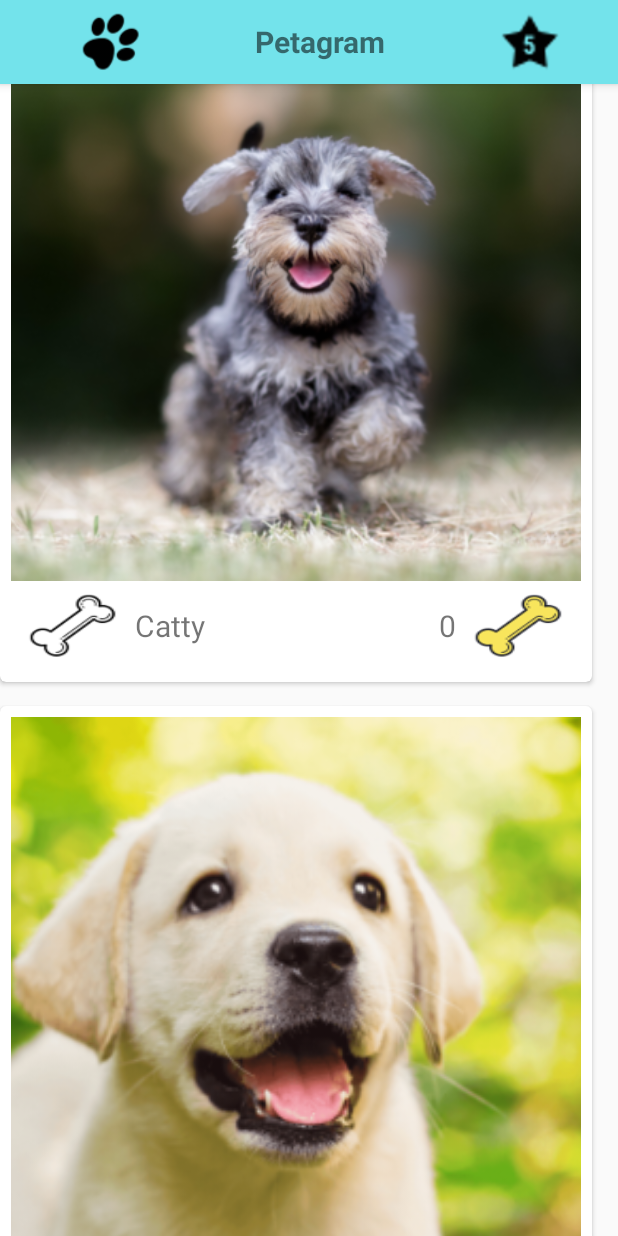
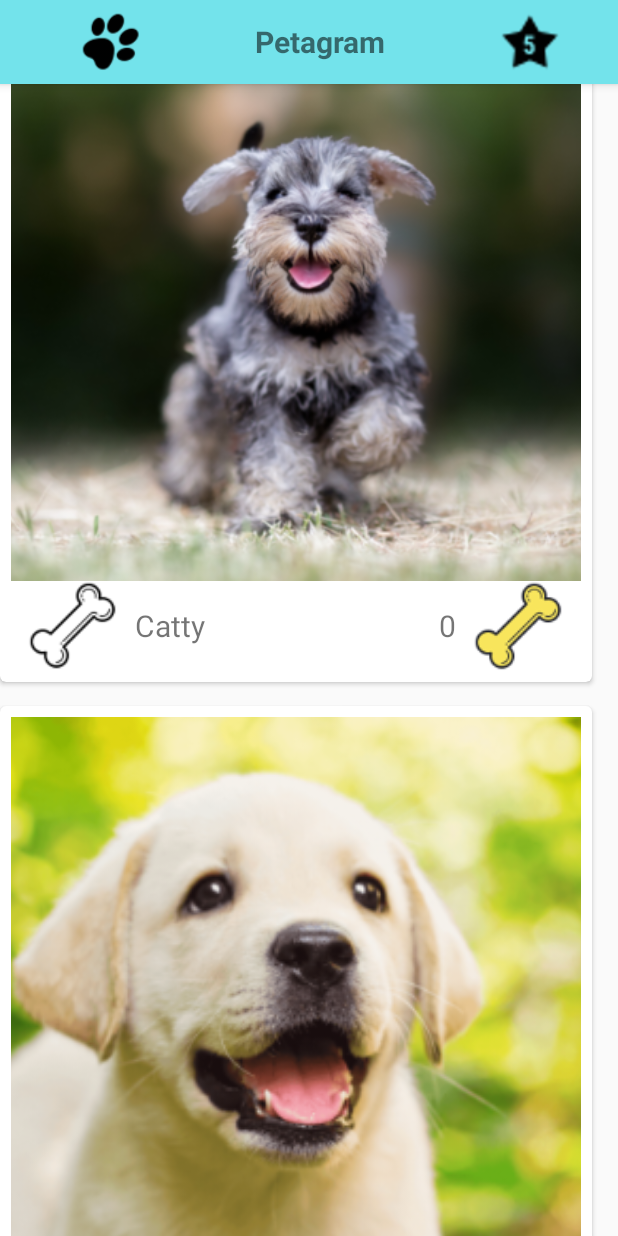
Before and after one commit to fcoartigas/Petagram, an Android app: the ListaMascotas screen opened directly, with no data from a screen before it, on a phone screen of 412 x 824 dp. Run offline under Robolectric (Android 15) with nearby library versions, the phone set to English and light mode, and no system bars.

Commit message:
Petagram

```diff
--- a/app/build.gradle
+++ b/app/build.gradle
@@ -26,10 +26,12 @@ dependencies {
     implementation fileTree(dir: "libs", include: ["*.jar"])
     implementation 'androidx.appcompat:appcompat:1.2.0'
     implementation 'androidx.constraintlayout:constraintlayout:2.0.1'
+    //noinspection GradleCompatible,GradleCompatible
     implementation 'com.android.support:recyclerview-v7:28.0.0'
+    //noinspection GradleCompatible,GradleCompatible
     implementation 'com.android.support:cardview-v7:28.0.0'
     testImplementation 'junit:junit:4.12'
     androidTestImplementation 'androidx.test.ext:junit:1.1.2'
     androidTestImplementation 'androidx.test.espresso:espresso-core:3.3.0'
-
+    implementation 'com.google.code.gson:gson:2.8.5'
 }
--- a/app/src/main/java/artigas/com/petagram/ListaMascotas.java
+++ b/app/src/main/java/artigas/com/petagram/ListaMascotas.java
@@ -5,15 +5,31 @@ import androidx.recyclerview.widget.LinearLayoutManager;
 import androidx.recyclerview.widget.RecyclerView;
 
 import android.content.Intent;
+import android.content.SharedPreferences;
 import android.os.Bundle;
+import android.os.Parcelable;
 import android.view.View;
+import android.widget.Toast;
 
+import com.google.gson.Gson;
+import com.google.gson.reflect.TypeToken;
+
+import java.lang.reflect.Type;
 import java.util.ArrayList;
+
+
 
 public class ListaMascotas extends AppCompatActivity {
 
-    ArrayList<Mascota> mascotas;
-    private RecyclerView listaMascotas;
+    ArrayList<Mascota> mascotasList;
+
+    private RecyclerView mRecyclerView;
+    private MascotaAdaptador mAdapter;
+    private RecyclerView.LayoutManager mLayoutManager;
+
+    public static final String SHARED_PREFS = "sharedPrefs";
+    public static final String TASK_LIST = "taskList";
+
 
     @Override
     protected void onCreate(Bundle savedInstanceState) {
@@ -23,35 +39,72 @@ public class ListaMascotas extends AppCompatActivity {
         androidx.appcompat.widget.Toolbar miActionBarlistaMascota = (androidx.appcompat.widget.Toolbar) findViewById(R.id.miActionBarlistaMascota);
         setSupportActionBar (miActionBarlistaMascota);
 
-        listaMascotas = (RecyclerView) findViewById(R.id.rvMascotas);
+        loadData();
+        buildRecyclerView();
 
-        LinearLayoutManager llm = new LinearLayoutManager(this);
-        llm.setOrientation(LinearLayoutManager.VERTICAL);
-
-        listaMascotas.setLayoutManager(llm);
-        inicializarListaMascotas();
-        inicializarAdaptador();
     }
 
-    public void irMascotasFavoritas5(View v) {
-        Intent intent = new Intent(this,MascotasFavoritas5.class);
-        startActivity(intent);
+    private void saveData(){
+        SharedPreferences mSharedPreferences = getSharedPreferences(SHARED_PREFS, MODE_PRIVATE);
+        SharedPreferences.Editor mEditor = mSharedPreferences.edit();
+        Gson gson = new Gson();
+        String mJson = gson.toJson(mascotasList);
+        mEditor.putString(TASK_LIST,mJson);
+        mEditor.apply();
     }
 
-    public void inicializarAdaptador(){
-        MascotaAdaptador adaptador = new MascotaAdaptador(mascotas);
-        listaMascotas.setAdapter(adaptador);
+    private void loadData(){
+        SharedPreferences mSharedPreferences = getSharedPreferences(SHARED_PREFS, MODE_PRIVATE);
+        Gson gson = new Gson();
+        String mJson = mSharedPreferences.getString(TASK_LIST,null);
+        Type mType = new TypeToken<ArrayList<Mascota>>() {}.getType();
+        mascotasList = gson.fromJson(mJson,mType);
+
+        if (mascotasList == null) {
+            mascotasList = new ArrayList<Mascota>();
+            mascotasList.add(new Mascota(R.drawable.pet1, R.mipmap.bone_like,"Catty",0, R.mipmap.bone_count));
+            mascotasList.add(new Mascota(R.drawable.pet2, R.mipmap.bone_like, "Ronny",0, R.mipmap.bone_count));
+            mascotasList.add(new Mascota(R.drawable.pet3, R.mipmap.bone_like, "Stark",0, R.mipmap.bone_count));
+            mascotasList.add(new Mascota(R.drawable.pet4, R.mipmap.bone_like, "Jack",0, R.mipmap.bone_count));
+            mascotasList.add(new Mascota(R.drawable.pet5, R.mipmap.bone_like, "Spartacus",0, R.mipmap.bone_count));
+            mascotasList.add(new Mascota(R.drawable.pet6, R.mipmap.bone_like, "Romeo",0, R.mipmap.bone_count));
+            mascotasList.add(new Mascota(R.drawable.pet7, R.mipmap.bone_like, "Conan",0, R.mipmap.bone_count));
+        }
+     }
+
+    public void irMascotasFavoritas5(View v) {
+        saveData();
+        Intent intent = new Intent(this,MascotasFavoritas5.class);
+        intent.putParcelableArrayListExtra("MascotasFavoritas", mascotasList);
+        startActivityForResult(intent,1);
     }
 
-    public void inicializarListaMascotas(){
-        mascotas = new ArrayList<Mascota>();
-        mascotas.add(new Mascota(R.drawable.pet1, R.mipmap.bone_like,"Catty",0, R.mipmap.bone_count));
-        mascotas.add(new Mascota(R.drawable.pet2, R.mipmap.bone_like, "Ronny",0, R.mipmap.bone_count));
-        mascotas.add(new Mascota(R.drawable.pet3, R.mipmap.bone_like, "Stark",0, R.mipmap.bone_count));
-        mascotas.add(new Mascota(R.drawable.pet4, R.mipmap.bone_like, "Jack",0, R.mipmap.bone_count));
-        mascotas.add(new Mascota(R.drawable.pet5, R.mipmap.bone_like, "Spartacus",0, R.mipmap.bone_count));
-        mascotas.add(new Mascota(R.drawable.pet6, R.mipmap.bone_like, "Romeo",0, R.mipmap.bone_count));
-        mascotas.add(new Mascota(R.drawable.pet7, R.mipmap.bone_like, "Conan",0, R.mipmap.bone_count));
+
+    public void updateLikecount(int position){
+        mascotasList.get(position).updatebtncount();
+        mAdapter.notifyItemChanged(position);
+    }
+
+
+    public void buildRecyclerView(){
+
+        mRecyclerView = (RecyclerView) findViewById(R.id.rvMascotas);
+        mRecyclerView.setHasFixedSize(true);
+
+        mLayoutManager = new LinearLayoutManager(this);
+        ((LinearLayoutManager) mLayoutManager).setOrientation(LinearLayoutManager.VERTICAL);
+        mRecyclerView.setLayoutManager(mLayoutManager);
+
+        mAdapter = new MascotaAdaptador(mascotasList);
+        mRecyclerView.setAdapter(mAdapter);
+
+        mAdapter.setOnItemClickListener(new MascotaAdaptador.OnItemClickListener() {
+            @Override
+            public void onItemClick(int position) {
+                updateLikecount(position);
+            }
+        });
+
     }
 
 }
--- a/app/src/main/java/artigas/com/petagram/MascotaAdaptador.java
+++ b/app/src/main/java/artigas/com/petagram/MascotaAdaptador.java
@@ -14,50 +14,70 @@ import java.util.ArrayList;
 
 public class MascotaAdaptador extends RecyclerView.Adapter<MascotaAdaptador.MascotaViewHolder>{
 
-    ArrayList<Mascota> mascotas;
+    private ArrayList<Mascota> mMascotasList;
+    private OnItemClickListener mListener;
+
+    public interface OnItemClickListener{
+        void onItemClick(int position);
+    }
+
+    public void setOnItemClickListener(OnItemClickListener listener){
+        mListener = listener;
+    }
+
+    public static class MascotaViewHolder extends RecyclerView.ViewHolder{
+        public ImageView mImgFoto;
+        public ImageButton mBtnLikeVote;
+        public TextView mTvNombreCV;
+        public TextView mTvLikeCountCV;
+        public ImageButton mBtnLikeCount;
+
+        public MascotaViewHolder(@NonNull View itemView, final OnItemClickListener listener) {
+            super(itemView);
+            mImgFoto = (ImageView) itemView.findViewById(R.id.imgFoto);
+            mBtnLikeVote   = (ImageButton)  itemView.findViewById(R.id.btnLikeVote);
+            mTvNombreCV    = (TextView)  itemView.findViewById(R.id.tvNombreCV);
+            mTvLikeCountCV = (TextView)  itemView.findViewById(R.id.tvLikeCountCV);
+            mBtnLikeCount  = (ImageButton)  itemView.findViewById(R.id.btnLikecount);
+
+            mBtnLikeVote.setOnClickListener(new View.OnClickListener() {
+                @Override
+                public void onClick(View v) {
+                    if (listener != null){
+                        int position = getAdapterPosition();
+                        if (position != RecyclerView.NO_POSITION){
+                            listener.onItemClick(position);
+                        }
+                    }
+                }
+            });
+        }
+    }
 
     public MascotaAdaptador(ArrayList<Mascota> mascotas) {
-        this.mascotas = mascotas;
+        mMascotasList = mascotas;
     }
 
     @NonNull
     @Override
     public MascotaViewHolder onCreateViewHolder(@NonNull ViewGroup parent, int viewType) {
         View v = LayoutInflater.from(parent.getContext()).inflate(R.layout.cardview_mascota, parent, false);
-        return new MascotaViewHolder(v);
+        return new MascotaViewHolder(v, mListener);
     }
 
     @Override
     public void onBindViewHolder(@NonNull MascotaViewHolder mascotaViewHolder, int position) {
-        Mascota mascota = mascotas.get(position);
-        mascotaViewHolder.imgFoto.setImageResource(mascota.getFoto());
-        //mascotaViewHolder.btnLikeVote.setImageResource(mascota.getBtnLikevote());
-        mascotaViewHolder.tvNombreCV.setText(mascota.getNombre());
-        mascotaViewHolder.tvLikeCountCV.setText(""+mascota.getNumeroLikes());
-        //mascotaViewHolder.btnLikeCount.setImageResource(mascota.getBtnLikecount());
+        Mascota currentMascota = mMascotasList.get(position);
+        mascotaViewHolder.mImgFoto.setImageResource(currentMascota.getFoto());
+        mascotaViewHolder.mBtnLikeVote.setImageResource(currentMascota.getBtnLikevote());
+        mascotaViewHolder.mTvNombreCV.setText(currentMascota.getNombre());
+        mascotaViewHolder.mTvLikeCountCV.setText(""+currentMascota.getNumeroLikes());
+        mascotaViewHolder.mBtnLikeCount.setImageResource(currentMascota.getBtnLikecount());
     }
 
     @Override
     public int getItemCount() {
-        return mascotas.size();
-    }
-
-    public static class MascotaViewHolder extends RecyclerView.ViewHolder{
-
-        private ImageView imgFoto;
-        private ImageButton btnLikeVote;
-        private TextView tvNombreCV;
-        private TextView tvLikeCountCV;
-        private ImageButton btnLikeCount;
-
-        public MascotaViewHolder(@NonNull View itemView) {
-            super(itemView);
-            imgFoto = (ImageView) itemView.findViewById(R.id.imgFoto);
-            btnLikeVote   = (ImageButton)  itemView.findViewById(R.id.btnLikeVote);
-            tvNombreCV    = (TextView)  itemView.findViewById(R.id.tvNombreCV);
-            tvLikeCountCV = (TextView)  itemView.findViewById(R.id.tvLikeCountCV);
-            btnLikeCount  = (ImageButton)  itemView.findViewById(R.id.btnLikecount);
-        }
+        return mMascotasList.size();
     }
 
 }
--- a/app/src/main/res/layout/cardview_mascota.xml
+++ b/app/src/main/res/layout/cardview_mascota.xml
@@ -19,9 +19,9 @@
             android:id="@+id/imgFoto"
             android:layout_width="@dimen/image_cardview"
             android:layout_height="@dimen/image_cardview"
+            android:layout_gravity="center_horizontal"
+            android:scaleType="centerCrop"
             android:src="@drawable/pet1"
-            android:scaleType="centerCrop"
-            android:layout_gravity="center_horizontal"
             tools:ignore="ContentDescription">
 
         </ImageView>
@@ -37,9 +37,10 @@
                 android:layout_width="@dimen/icon_cardview_width"
                 android:layout_height="@dimen/icon_cardview_height"
                 android:layout_weight="1"
-                android:background="@mipmap/bone_like"
-                tools:ignore="ContentDescription">
-            </ImageButton>
+                android:background="@android:color/transparent"
+                android:src="@mipmap/bone_like"
+                android:scaleType="centerCrop"
+                tools:ignore="ContentDescription"></ImageButton>
 
             <TextView
                 android:id="@+id/tvNombreCV"
@@ -66,7 +67,9 @@
                 android:id="@+id/btnLikecount"
                 android:layout_width="@dimen/icon_cardview_width"
                 android:layout_height="@dimen/icon_cardview_height"
-                android:background="@mipmap/bone_count"
+                android:src="@mipmap/bone_count"
+                android:scaleType="centerCrop"
+                android:background="@android:color/transparent"
                 android:layout_weight="1"
                 tools:ignore="ContentDescription">
             </ImageButton>
--- a/build.gradle
+++ b/build.gradle
@@ -6,6 +6,7 @@ buildscript {
     }
     dependencies {
         classpath "com.android.tools.build:gradle:4.0.1"
+        classpath 'com.google.gms:google-services:4.2.0'
 
         // NOTE: Do not place your application dependencies here; they belong
         // in the individual module build.gradle files
```
Also changed, not shown: app/src/main/java/artigas/com/petagram/Mascota.java (+54 -6 lines), app/src/main/java/artigas/com/petagram/MascotasFavoritas5.java (+32 -1 lines), app/src/main/res/layout/activity_mascotas_favoritas5.xml (+9 -0 lines).
